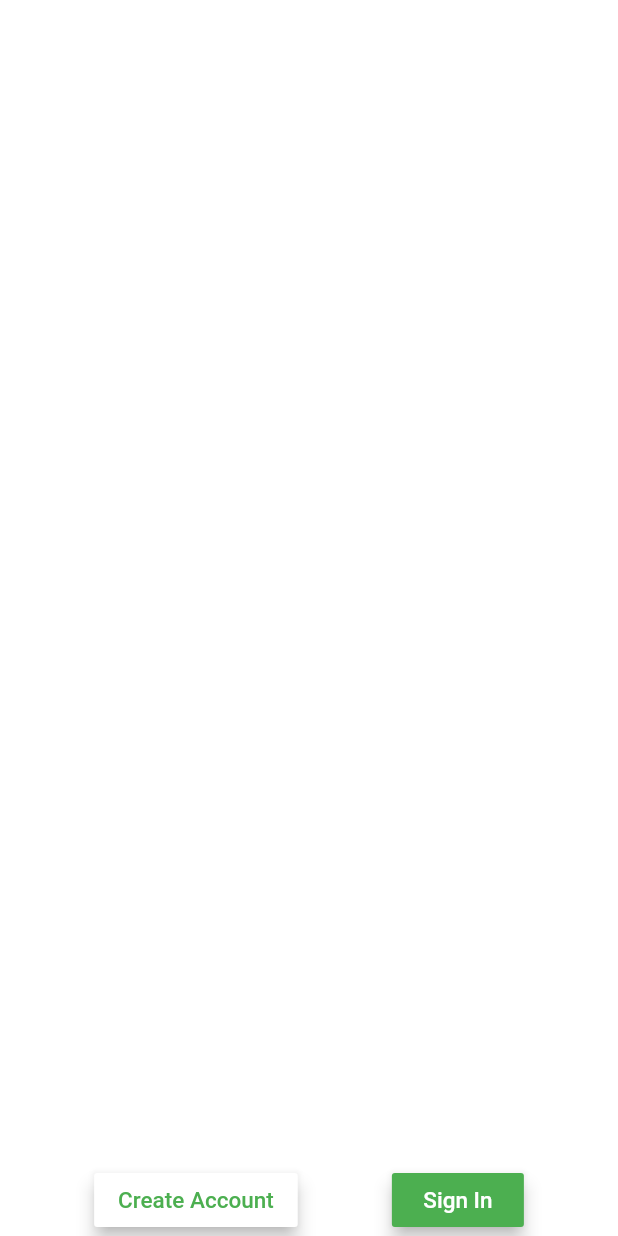
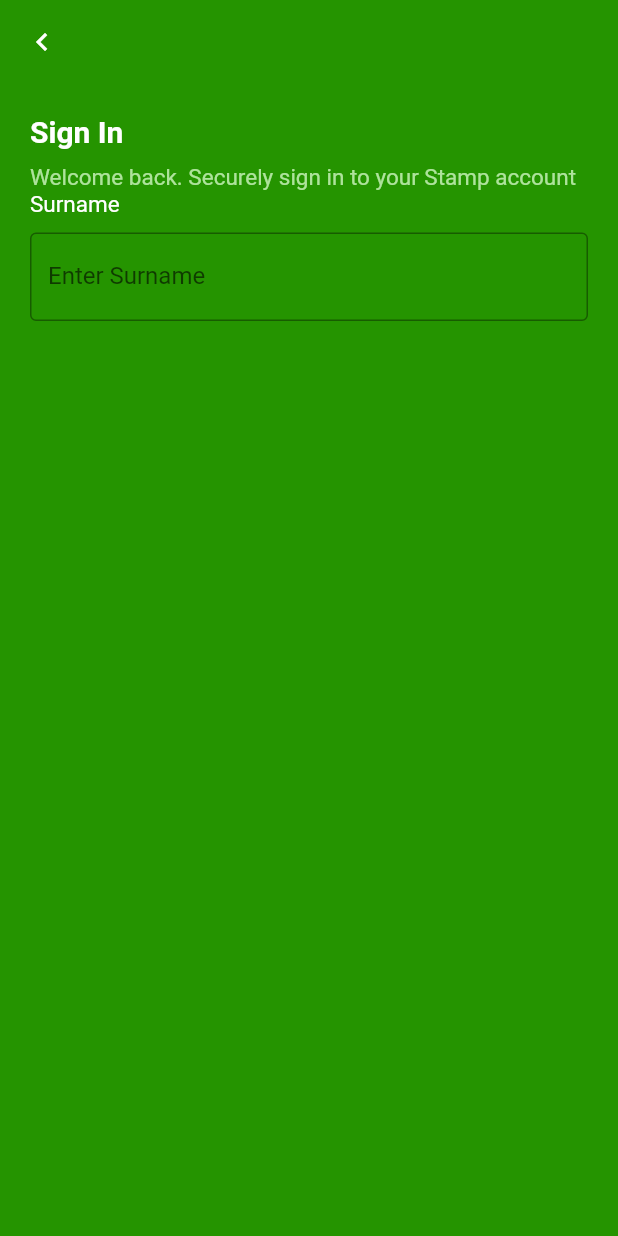
Before and after one commit to OluseunDesina/nysc_stamp, a Flutter app: the screen it shows after launch, on a phone screen of 412 x 824 dp. Run offline on Flutter 3.47's test engine with Material 2 defaults, Android fonts, the phone set to English and light mode, and no system bars.

Commit message:
starting sign in screen

```diff
--- a/lib/main.dart
+++ b/lib/main.dart
@@ -1,33 +1,41 @@
+import 'package:flutter/cupertino.dart';
 import 'package:flutter/material.dart';
 
 void main() {
-  runApp(
-    MaterialApp(
+  runApp(Login());
+}
+
+class Welcome extends StatelessWidget {
+  @override
+  Widget build(BuildContext context) {
+    return MaterialApp(
       home: Scaffold(
         backgroundColor: Colors.white,
-        body: Center(
+        body: SafeArea(
+          child: Center(
             child: Align(
               alignment: Alignment.bottomCenter,
               child: Row(
                 mainAxisAlignment: MainAxisAlignment.spaceEvenly,
                 children: [
-                RaisedButton(
-                  child: Text('Create Account',
-                      textAlign: TextAlign.center,
-                      style: TextStyle(fontSize: 15)),
-                  onPressed: () {},
-                  elevation: 5,
-                  color: Colors.white,
-                  textColor: Colors.green,
-                ),
-                RaisedButton(
+                  Padding(
+                    padding: const EdgeInsets.only(bottom: 40.0),
+                    child: RaisedButton(
+                      child: Padding(
+                        padding: const EdgeInsets.all(16.0),
                         child: Text('Sign In',
                             textAlign: TextAlign.center,
                             style: TextStyle(fontSize: 15)),
+                      ),
                       onPressed: () {},
                       elevation: 5,
-                  color: Colors.green,
+                      color: Color.fromRGBO(37, 148, 0, 1),
+                      // color: Color(0x269400),
                       textColor: Colors.white,
+                      shape: new RoundedRectangleBorder(
+                        borderRadius: new BorderRadius.circular(10.0),
+                      ),
+                    ),
                   ),
                 ],
               ),
@@ -37,3 +45,71 @@ void main() {
       ),
     );
   }
+}
+
+class Login extends StatelessWidget {
+  @override
+  Widget build(BuildContext context) {
+    return MaterialApp(
+      home: Scaffold(
+        backgroundColor: Color.fromRGBO(37, 148, 0, 1),
+        appBar: AppBar(
+          backgroundColor: Color.fromRGBO(37, 148, 0, 1),
+          leading: Icon(
+            Icons.keyboard_arrow_left, //change to custom Icon
+            // color: Colors.pink,
+            size: 24.0,
+            semanticLabel: 'Text to announce in accessibility modes',
+          ),
+          elevation: 0,
+        ),
+        body: SafeArea(
+          child: Padding(
+            padding: const EdgeInsets.all(20.0),
+            child: Column(
+              // mainAxisAlignment: MainAxisAlignment.start,
+              crossAxisAlignment: CrossAxisAlignment.start,
+              children: [
+                Text(
+                  "Sign In",
+                  textAlign: TextAlign.left,
+                  style: TextStyle(
+                      fontSize: 20,
+                      fontWeight: FontWeight.w700,
+                      fontStyle: FontStyle.normal,
+                      color: Colors.white),
+                ),
+                SizedBox(
+                  height: 10,
+                ),
+                Text(
+                  "Welcome back. Securely sign in to your Stamp account",
+                  style: TextStyle(
+                      fontSize: 15,
+                      fontWeight: FontWeight.w400,
+                      fontStyle: FontStyle.normal,
+                      color: Color.fromRGBO(174, 227, 156, 1)),
+                ),
+                Text(
+                  "Surname",
+                  style: TextStyle(
+                      fontSize: 15,
+                      fontWeight: FontWeight.w400,
+                      fontStyle: FontStyle.normal,
+                      color: Color.fromRGBO(255, 255, 255, 1)),
+                ),
+                SizedBox(
+                  height: 10,
+                ),
+                TextField(
+                  decoration: InputDecoration(
+                      border: OutlineInputBorder(), labelText: 'Enter Surname'),
+                )
+              ],
+            ),
+          ),
+        ),
+      ),
+    );
+  }
+}
```
Lines whose indentation alone changed are shown as unchanged.
